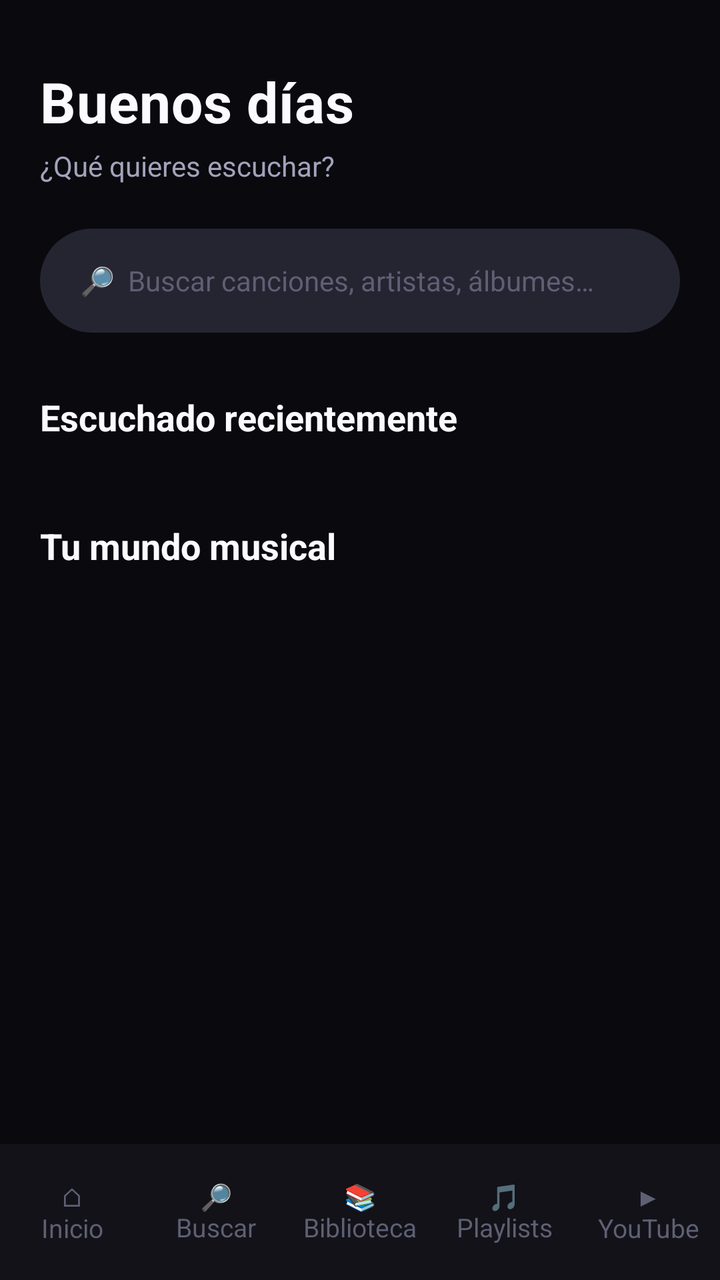
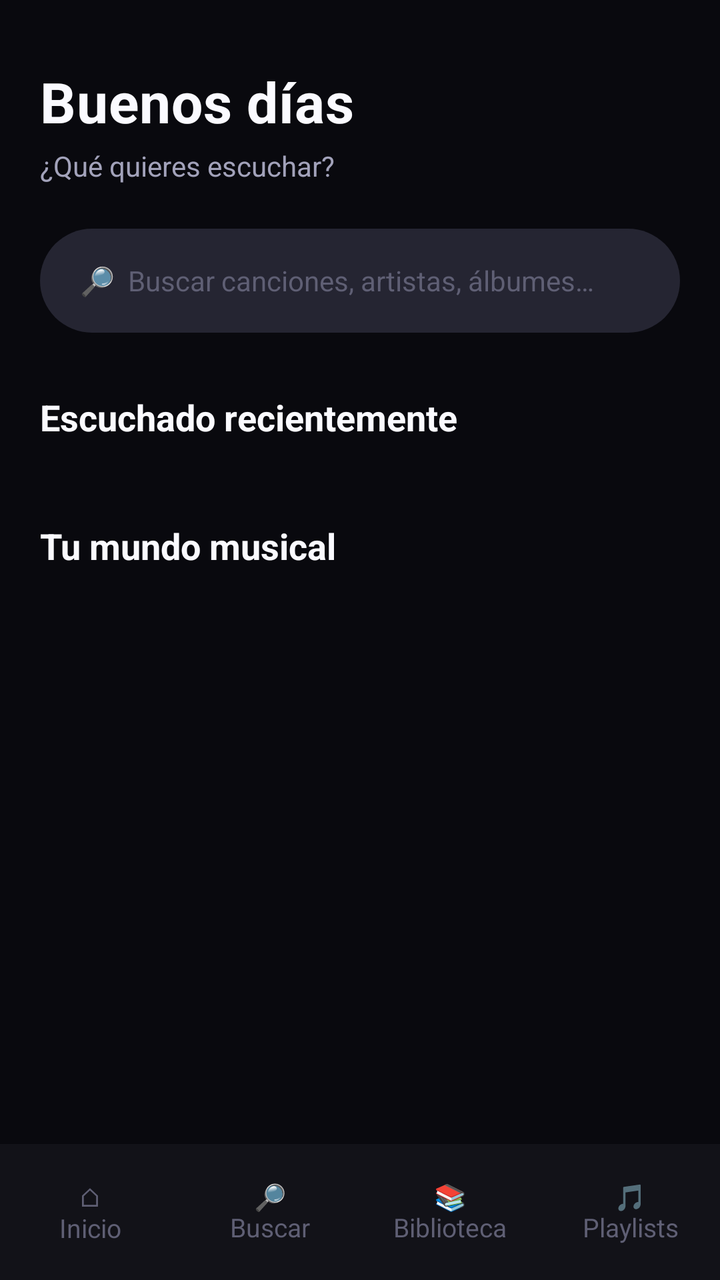

An Android layout rendered at two revisions. The XML below is the earlier revision; the diff shows what the commit changed to produce the second picture.
<!-- AndroidManifest.xml: application theme Theme.StreamVault -->
<!-- res/layout/activity_home_hub.xml -->
<?xml version="1.0" encoding="utf-8"?>
<LinearLayout xmlns:android="http://schemas.android.com/apk/res/android"
    android:layout_width="match_parent"
    android:layout_height="match_parent"
    android:orientation="vertical"
    android:background="@color/den_bg">

    <ScrollView
        android:layout_width="match_parent"
        android:layout_height="0dp"
        android:layout_weight="1"
        android:overScrollMode="never">

        <LinearLayout
            android:layout_width="match_parent"
            android:layout_height="wrap_content"
            android:orientation="vertical"
            android:paddingHorizontal="20dp">

            <TextView
                android:id="@+id/tvGreeting"
                android:layout_width="wrap_content"
                android:layout_height="wrap_content"
                android:layout_marginTop="32dp"
                android:text="Buenos días"
                android:textColor="@color/den_text"
                android:textSize="28sp"
                android:letterSpacing="0.01"
                android:textStyle="bold" />

            <LinearLayout
                android:layout_width="wrap_content"
                android:layout_height="wrap_content"
                android:orientation="horizontal"
                android:gravity="center_vertical"
                android:layout_marginTop="4dp"
                android:layout_marginBottom="22dp">

                <TextView
                    android:layout_width="wrap_content"
                    android:layout_height="wrap_content"
                    android:text="¿Qué quieres escuchar?"
                    android:textColor="@color/den_text_dim"
                    android:textSize="14sp" />

                <TextView
                    android:id="@+id/tvNetStatus"
                    android:layout_width="wrap_content"
                    android:layout_height="wrap_content"
                    android:layout_marginStart="10dp"
                    android:textSize="11sp" />
            </LinearLayout>

            
            <TextView
                android:id="@+id/btnSearchEntry"
                android:layout_width="match_parent"
                android:layout_height="52dp"
                android:gravity="center_vertical"
                android:paddingHorizontal="20dp"
                android:background="@drawable/den_searchbar"
                android:foreground="?attr/selectableItemBackgroundBorderless"
                android:clickable="true"
                android:focusable="true"
                android:text="🔎  Buscar canciones, artistas, álbumes…"
                android:textColor="@color/den_text_muted"
                android:textSize="14sp" />

            
            <TextView
                android:id="@+id/tvRecentHeader"
                android:layout_width="wrap_content"
                android:layout_height="wrap_content"
                android:text="Escuchado recientemente"
                android:textColor="@color/den_text"
                android:textSize="18sp"
                android:textStyle="bold"
                android:layout_marginTop="30dp"
                android:layout_marginBottom="14dp" />

            <androidx.recyclerview.widget.RecyclerView
                android:id="@+id/rvRecent"
                android:layout_width="match_parent"
                android:layout_height="wrap_content"
                android:overScrollMode="never"
                android:layoutAnimation="@anim/layout_fade_slide" />

            
            <TextView
                android:layout_width="wrap_content"
                android:layout_height="wrap_content"
                android:text="Tu mundo musical"
                android:textColor="@color/den_text"
                android:textSize="18sp"
                android:textStyle="bold"
                android:layout_marginTop="26dp"
                android:layout_marginBottom="14dp" />

            <androidx.recyclerview.widget.RecyclerView
                android:id="@+id/rvHub"
                android:layout_width="match_parent"
                android:layout_height="wrap_content"
                android:overScrollMode="never"
                android:nestedScrollingEnabled="false"
                android:layoutAnimation="@anim/layout_fade_slide" />

            <View android:layout_width="1dp" android:layout_height="20dp" />
        </LinearLayout>
    </ScrollView>

    
    <LinearLayout
        android:id="@+id/miniPlayer"
        android:layout_width="match_parent"
        android:layout_height="68dp"
        android:layout_marginHorizontal="14dp"
        android:layout_marginBottom="10dp"
        android:orientation="horizontal"
        android:gravity="center_vertical"
        android:background="@drawable/den_card"
        android:elevation="8dp"
        android:paddingHorizontal="12dp"
        android:visibility="gone">

        <ImageView
            android:id="@+id/ivMiniArt"
            android:layout_width="48dp"
            android:layout_height="48dp"
            android:scaleType="centerCrop"
            android:background="@drawable/den_card" />

        <LinearLayout
            android:layout_width="0dp"
            android:layout_height="wrap_content"
            android:layout_weight="1"
            android:orientation="vertical"
            android:layout_marginStart="12dp">

            <TextView
                android:id="@+id/tvMiniTitle"
                android:layout_width="match_parent"
                android:layout_height="wrap_content"
                android:textColor="@color/den_text"
                android:textSize="14sp"
                android:textStyle="bold"
                android:maxLines="1"
                android:ellipsize="end" />

            <TextView
                android:id="@+id/tvMiniArtist"
                android:layout_width="match_parent"
                android:layout_height="wrap_content"
                android:textColor="@color/den_text_dim"
                android:textSize="12sp"
                android:maxLines="1"
                android:ellipsize="end" />
        </LinearLayout>

        <ImageButton
            android:id="@+id/btnMiniPlay"
            android:layout_width="48dp"
            android:layout_height="48dp"
            android:background="?attr/selectableItemBackgroundBorderless"
            android:src="@android:drawable/ic_media_play" />
    </LinearLayout>

    
    <LinearLayout
        android:id="@+id/bottomNav"
        android:layout_width="match_parent"
        android:layout_height="68dp"
        android:orientation="horizontal"
        android:background="@color/den_surface_1"
        android:gravity="center">

        <TextView android:id="@+id/tabHome" android:text="⌂&#10;Inicio" style="@style/BottomTab" />
        <TextView android:id="@+id/tabSearch" android:text="🔎&#10;Buscar" style="@style/BottomTab" />
        <TextView android:id="@+id/tabLibrary" android:text="📚&#10;Biblioteca" style="@style/BottomTab" />
        <TextView android:id="@+id/tabPlaylists" android:text="🎵&#10;Playlists" style="@style/BottomTab" />
        <TextView android:id="@+id/tabYouTube" android:text="▶&#10;YouTube" style="@style/BottomTab" />
    </LinearLayout>
</LinearLayout>
<!-- resources referenced by this layout -->
<resources>
  <color name="den_bg">#09090E</color>
  <color name="den_surface_1">#121218</color>
  <color name="den_text">#FAFAFF</color>
  <color name="den_text_dim">#A2A2BA</color>
  <color name="den_text_muted">#5F5F74</color>
  <!-- drawable den_card (drawable) -->
  <?xml version="1.0" encoding="utf-8"?>
  <shape xmlns:android="http://schemas.android.com/apk/res/android" android:shape="rectangle">
      <solid android:color="@color/den_surface_2" />
      <stroke android:width="1dp" android:color="@color/den_surface_border" />
      <corners android:radius="20dp" />
  </shape>
  <!-- drawable den_searchbar (drawable) -->
  <?xml version="1.0" encoding="utf-8"?>
  <shape xmlns:android="http://schemas.android.com/apk/res/android" android:shape="rectangle">
      <solid android:color="@color/den_surface_3" />
      <corners android:radius="26dp" />
  </shape>
  <style name="BottomTab">
          <item name="android:layout_width">0dp</item>
          <item name="android:layout_weight">1</item>
          <item name="android:layout_height">match_parent</item>
          <item name="android:gravity">center</item>
          <item name="android:textSize">13sp</item>
          <item name="android:textColor">@color/den_text_muted</item>
          <item name="android:clickable">true</item>
          <item name="android:focusable">true</item>
          <item name="android:background">?attr/selectableItemBackgroundBorderless</item>
      </style>
  <style name="Theme.StreamVault" parent="Theme.MaterialComponents.DayNight.NoActionBar">
          <item name="colorPrimary">@color/accent_blue</item>
          <item name="colorPrimaryDark">@color/bg_dark</item>
          <item name="colorAccent">@color/accent_cyan</item>
          <item name="android:windowBackground">@color/bg_dark</item>
          <item name="android:statusBarColor">@color/bg_dark</item>
          <item name="android:navigationBarColor">@color/bg_dark</item>
      </style>
  <color name="den_surface_2">#1B1B24</color>
  <color name="den_surface_border">#2E2E3E</color>
  <color name="den_surface_3">#252532</color>
  <color name="accent_blue">#0066FF</color>
  <color name="bg_dark">#0A0A0F</color>
  <color name="accent_cyan">#00C8FF</color>
</resources>

<!-- the commit's change to res/layout/activity_home_hub.xml (unified diff, before → after) -->
@@ -177,6 +177,6 @@
         <TextView android:id="@+id/tabSearch" android:text="🔎&#10;Buscar" style="@style/BottomTab" />
         <TextView android:id="@+id/tabLibrary" android:text="📚&#10;Biblioteca" style="@style/BottomTab" />
         <TextView android:id="@+id/tabPlaylists" android:text="🎵&#10;Playlists" style="@style/BottomTab" />
-        <TextView android:id="@+id/tabYouTube" android:text="▶&#10;YouTube" style="@style/BottomTab" />
+        <TextView android:id="@+id/tabYouTube" android:text="▶&#10;YouTube" style="@style/BottomTab" android:visibility="gone" />
     </LinearLayout>
 </LinearLayout>
